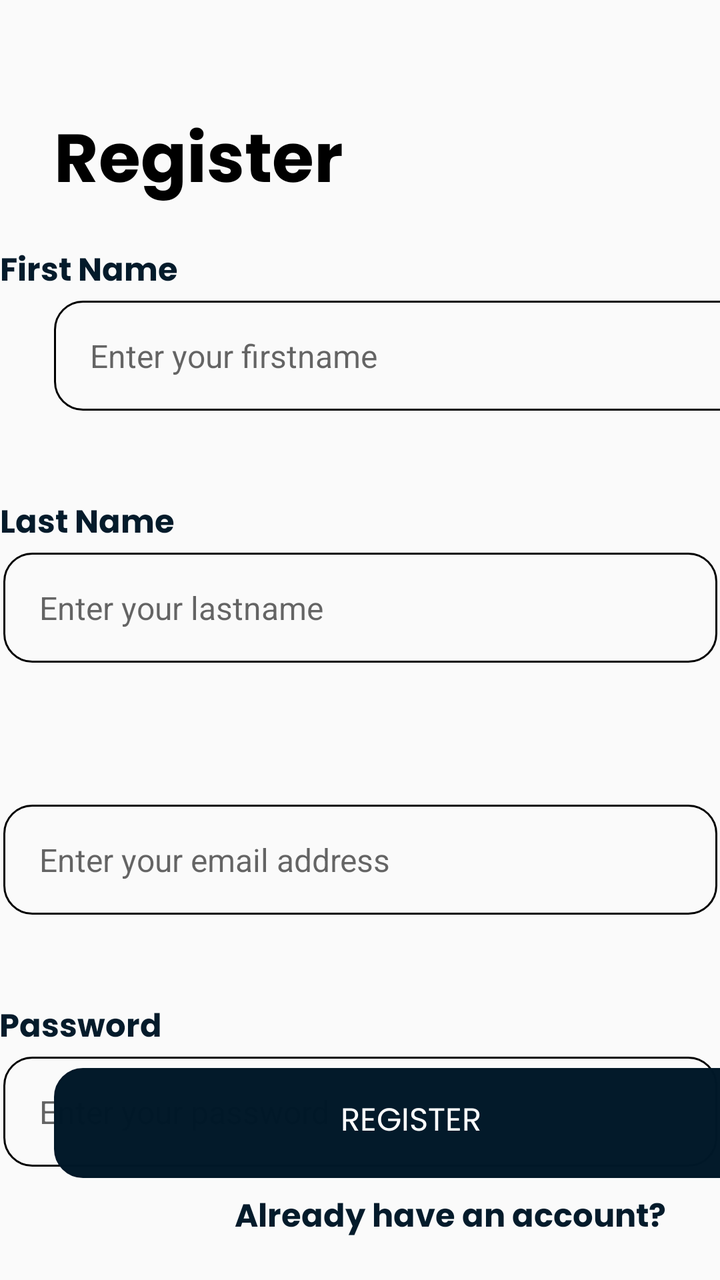
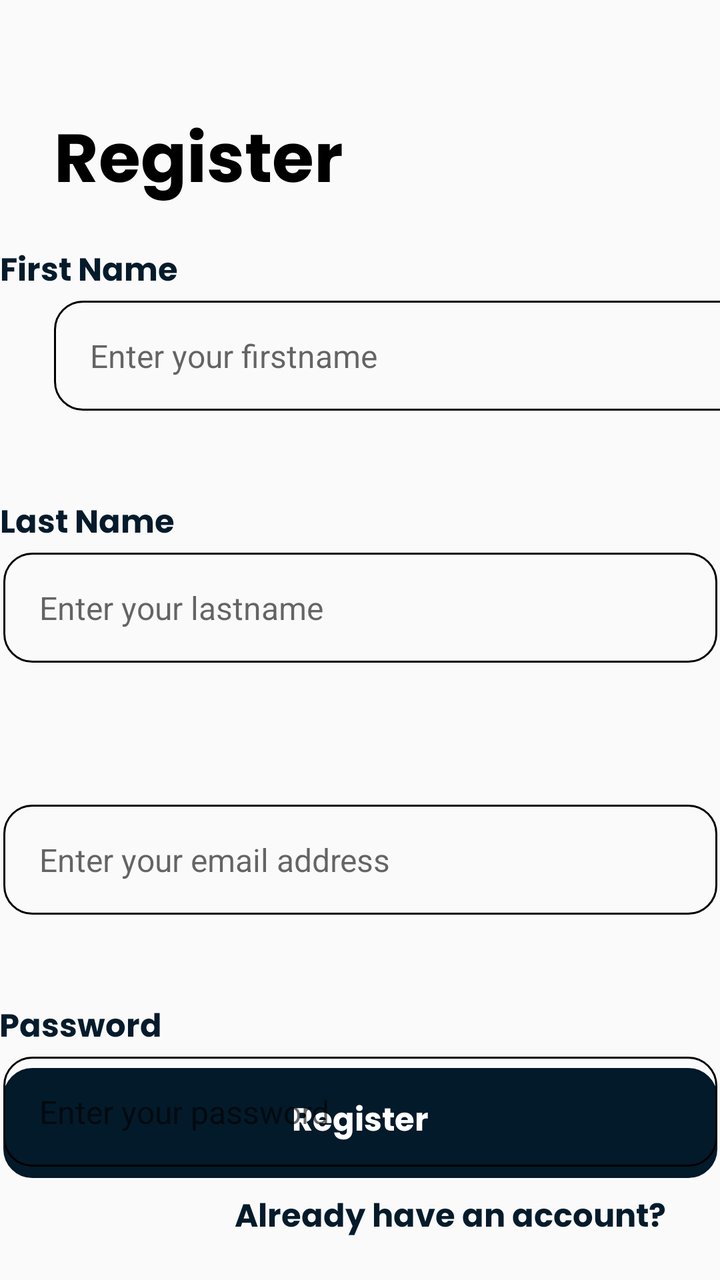

The first picture is an Android layout as it rendered before a commit; the second is the same layout after the commit. The layout source and the unified diff follow.
<!-- AndroidManifest.xml: application theme Theme.Nearmate -->
<!-- res/layout/activity_register.xml -->
<?xml version="1.0" encoding="utf-8"?>
<androidx.constraintlayout.widget.ConstraintLayout xmlns:android="http://schemas.android.com/apk/res/android"
    xmlns:app="http://schemas.android.com/apk/res-auto"
    xmlns:tools="http://schemas.android.com/tools"
    android:id="@+id/main"
    android:layout_width="match_parent"
    android:layout_height="match_parent"
    tools:context=".features.register.RegisterActivity">

    <Button
        android:id="@+id/registerButton"
        android:layout_width="357dp"
        android:layout_height="55dp"
        android:layout_marginStart="27dp"
        android:layout_marginEnd="27dp"
        android:background="@drawable/rounded_corner"
        android:backgroundTint="@color/colorPrimary"
        android:fontFamily="@font/poppins"
        android:text="@string/register"
        android:textColor="@color/white"
        android:textSize="16sp"
        app:layout_constraintBottom_toBottomOf="parent"
        app:layout_constraintEnd_toEndOf="parent"
        app:layout_constraintHorizontal_bias="0.0"
        app:layout_constraintStart_toStartOf="parent"
        app:layout_constraintTop_toTopOf="parent"
        app:layout_constraintVertical_bias="0.913" />

    <TextView
        android:id="@+id/registerLoginRedirectTV"
        android:layout_width="wrap_content"
        android:layout_height="wrap_content"
        android:layout_marginStart="174dp"
        android:layout_marginEnd="27dp"
        android:fontFamily="@font/poppins_bold"
        android:text="@string/already_have_an_account"
        android:textColor="@color/colorPrimary"
        android:textSize="16sp"
        app:layout_constraintBottom_toBottomOf="parent"
        app:layout_constraintEnd_toEndOf="parent"
        app:layout_constraintHorizontal_bias="1.0"
        app:layout_constraintStart_toStartOf="parent"
        app:layout_constraintTop_toBottomOf="@+id/registerButton"
        app:layout_constraintVertical_bias="0.282"
        android:clickable="true"/>

    <TextView
        android:id="@+id/register"
        android:layout_width="wrap_content"
        android:layout_height="wrap_content"
        android:layout_marginStart="27dp"
        android:layout_marginEnd="240dp"
        android:fontFamily="@font/poppins_bold"
        android:text="@string/register"
        android:textColor="@color/black"
        android:textSize="34sp"
        app:layout_constraintBottom_toBottomOf="parent"
        app:layout_constraintEnd_toEndOf="parent"
        app:layout_constraintHorizontal_bias="0.0"
        app:layout_constraintStart_toStartOf="parent"
        app:layout_constraintTop_toTopOf="parent"
        app:layout_constraintVertical_bias="0.091" />

    <EditText
        android:id="@+id/lastNameInput"
        android:layout_width="357dp"
        android:layout_height="55dp"
        android:layout_marginStart="27dp"
        android:layout_marginTop="71dp"
        android:layout_marginEnd="27dp"
        android:background="@drawable/rounded_corner"
        android:hint="@string/enter_your_lastname"
        android:inputType="text"
        android:paddingLeft="18dp"
        android:textSize="16sp"
        app:layout_constraintBottom_toBottomOf="parent"
        app:layout_constraintEnd_toEndOf="parent"
        app:layout_constraintStart_toStartOf="parent"
        app:layout_constraintTop_toBottomOf="@+id/firstNameInput"
        app:layout_constraintVertical_bias="0.0" />

    <EditText
        android:id="@+id/passwordInput"
        android:layout_width="357dp"
        android:layout_height="55dp"
        android:layout_marginStart="27dp"
        android:layout_marginTop="71dp"
        android:layout_marginEnd="27dp"
        android:background="@drawable/rounded_corner"
        android:hint="@string/enter_your_password"
        android:inputType="textPassword"
        android:paddingLeft="18dp"
        android:textSize="16sp"
        app:layout_constraintBottom_toBottomOf="parent"
        app:layout_constraintEnd_toEndOf="parent"
        app:layout_constraintStart_toStartOf="parent"
        app:layout_constraintTop_toBottomOf="@+id/emailInput"
        app:layout_constraintVertical_bias="0.0" />

    <EditText
        android:id="@+id/firstNameInput"
        android:layout_width="357dp"
        android:layout_height="55dp"
        android:layout_marginStart="27dp"
        android:layout_marginTop="10dp"
        android:layout_marginEnd="27dp"
        android:background="@drawable/rounded_corner"
        android:hint="@string/enter_your_firstname"
        android:inputType="text"
        android:paddingLeft="18dp"
        android:textAllCaps="false"
        android:textSize="16sp"
        app:layout_constraintBottom_toBottomOf="parent"
        app:layout_constraintEnd_toEndOf="parent"
        app:layout_constraintHorizontal_bias="0.0"
        app:layout_constraintStart_toStartOf="parent"
        app:layout_constraintTop_toTopOf="parent"
        app:layout_constraintVertical_bias="0.244" />

    <TextView
        android:id="@+id/lastNameTv"
        android:layout_width="wrap_content"
        android:layout_height="wrap_content"
        android:layout_marginStart="27dp"
        android:layout_marginEnd="300dp"
        android:fontFamily="@font/poppins_bold"
        android:text="@string/last_name"
        android:textColor="@color/colorPrimary"
        android:textSize="16sp"
        app:layout_constraintBottom_toTopOf="@+id/lastNameInput"
        app:layout_constraintEnd_toEndOf="parent"
        app:layout_constraintStart_toStartOf="parent" />

    <TextView
        android:id="@+id/passwordTv"
        android:layout_width="wrap_content"
        android:layout_height="wrap_content"
        android:layout_marginStart="27dp"
        android:layout_marginEnd="307dp"
        android:fontFamily="@font/poppins_bold"
        android:text="@string/password"
        android:textColor="@color/colorPrimary"
        android:textSize="16sp"
        app:layout_constraintBottom_toTopOf="@+id/passwordInput"
        app:layout_constraintEnd_toEndOf="parent"
        app:layout_constraintStart_toStartOf="parent" />

    <TextView
        android:id="@+id/emailTv"
        android:layout_width="wrap_content"
        android:layout_height="wrap_content"
        android:layout_marginStart="27dp"
        android:layout_marginEnd="341dp"
        android:fontFamily="@font/poppins_bold"
        android:text="@string/email"
        android:textColor="@color/colorPrimary"
        android:textSize="16sp"
        app:layout_constraintBottom_toTopOf="@+id/emailInput"
        app:layout_constraintEnd_toEndOf="parent"
        app:layout_constraintStart_toStartOf="parent" />

    <TextView
        android:id="@+id/firstNameTv"
        android:layout_width="wrap_content"
        android:layout_height="wrap_content"
        android:layout_marginStart="27dp"
        android:layout_marginEnd="298dp"
        android:fontFamily="@font/poppins_bold"
        android:text="@string/first_name"
        android:textColor="@color/colorPrimary"
        android:textSize="16sp"
        app:layout_constraintBottom_toTopOf="@+id/firstNameInput"
        app:layout_constraintEnd_toEndOf="parent"
        app:layout_constraintStart_toStartOf="parent" />

    <EditText
        android:id="@+id/emailInput"
        android:layout_width="357dp"
        android:layout_height="55dp"
        android:layout_marginStart="27dp"
        android:layout_marginTop="71dp"
        android:layout_marginEnd="27dp"
        android:background="@drawable/rounded_corner"
        android:hint="@string/enter_your_email_address"
        android:inputType="textEmailAddress"
        android:paddingLeft="18dp"
        android:textSize="16sp"
        app:layout_constraintBottom_toBottomOf="parent"
        app:layout_constraintEnd_toEndOf="parent"
        app:layout_constraintStart_toStartOf="parent"
        app:layout_constraintTop_toBottomOf="@+id/lastNameInput"
        app:layout_constraintVertical_bias="0.0" />
</androidx.constraintlayout.widget.ConstraintLayout>
<!-- resources referenced by this layout -->
<resources>
  <color name="black">#000000</color>
  <color name="colorPrimary">#FC011828</color>
  <color name="white">#FFFFFF</color>
  <!-- drawable rounded_corner (drawable) -->
  <?xml version="1.0" encoding="utf-8"?>
  <shape xmlns:android="http://schemas.android.com/apk/res/android" android:shape="rectangle">
      <corners android:radius="14dp" />
      <stroke android:width="1dp" android:color="@color/black"/>
  </shape>
  <string name="already_have_an_account">Already have an account?</string>
  <string name="email">Email</string>
  <string name="enter_your_email_address">Enter your email address</string>
  <string name="enter_your_firstname">Enter your firstname</string>
  <string name="enter_your_lastname">Enter your lastname</string>
  <string name="enter_your_password">Enter your password</string>
  <string name="first_name">First Name</string>
  <string name="last_name">Last Name</string>
  <string name="password">Password</string>
  <string name="register">Register</string>
  <style name="Theme.Nearmate" parent="Base.Theme.Nearmate" />
  <style name="Base.Theme.Nearmate" parent="Theme.AppCompat.Light.NoActionBar">
          
          
      </style>
</resources>

<!-- the commit's change to res/layout/activity_register.xml (unified diff, before → after) -->
@@ -7,24 +7,41 @@
     android:layout_height="match_parent"
     tools:context=".features.register.RegisterActivity">
 
-    <Button
-        android:id="@+id/registerButton"
-        android:layout_width="357dp"
-        android:layout_height="55dp"
-        android:layout_marginStart="27dp"
-        android:layout_marginEnd="27dp"
-        android:background="@drawable/rounded_corner"
-        android:backgroundTint="@color/colorPrimary"
-        android:fontFamily="@font/poppins"
-        android:text="@string/register"
-        android:textColor="@color/white"
-        android:textSize="16sp"
-        app:layout_constraintBottom_toBottomOf="parent"
-        app:layout_constraintEnd_toEndOf="parent"
-        app:layout_constraintHorizontal_bias="0.0"
+    <FrameLayout
+        android:id="@+id/registerButtonContainer"
+        android:layout_width="357dp"
+        android:layout_height="55dp"
+        android:layout_marginStart="27dp"
+        android:layout_marginEnd="27dp"
+        app:layout_constraintBottom_toBottomOf="parent"
+        app:layout_constraintEnd_toEndOf="parent"
         app:layout_constraintStart_toStartOf="parent"
         app:layout_constraintTop_toTopOf="parent"
-        app:layout_constraintVertical_bias="0.913" />
+        app:layout_constraintVertical_bias="0.913">
+
+        <Button
+            android:id="@+id/registerButton"
+            android:layout_width="match_parent"
+            android:layout_height="match_parent"
+            android:background="@drawable/rounded_corner"
+            android:backgroundTint="@color/colorPrimary"
+            android:fontFamily="@font/poppins_bold"
+            android:text="@string/register"
+            android:textColor="@color/white"
+            android:textSize="16sp"
+            android:textAllCaps="false" />
+
+        <ProgressBar
+            android:id="@+id/registerProgressBar"
+            style="?android:attr/progressBarStyleSmall"
+            android:layout_width="30dp"
+            android:layout_height="30dp"
+            android:visibility="gone"
+            android:indeterminate="true"
+            android:layout_gravity="center"
+            android:indeterminateTint="@color/white"
+            android:indeterminateTintMode="src_in" />
+    </FrameLayout>
 
     <TextView
         android:id="@+id/registerLoginRedirectTV"
@@ -40,9 +57,9 @@
         app:layout_constraintEnd_toEndOf="parent"
         app:layout_constraintHorizontal_bias="1.0"
         app:layout_constraintStart_toStartOf="parent"
-        app:layout_constraintTop_toBottomOf="@+id/registerButton"
+        app:layout_constraintTop_toBottomOf="@+id/registerButtonContainer"
         app:layout_constraintVertical_bias="0.282"
-        android:clickable="true"/>
+        android:clickable="true" />
 
     <TextView
         android:id="@+id/register"
@@ -190,4 +207,5 @@
         app:layout_constraintStart_toStartOf="parent"
         app:layout_constraintTop_toBottomOf="@+id/lastNameInput"
         app:layout_constraintVertical_bias="0.0" />
+
 </androidx.constraintlayout.widget.ConstraintLayout>
